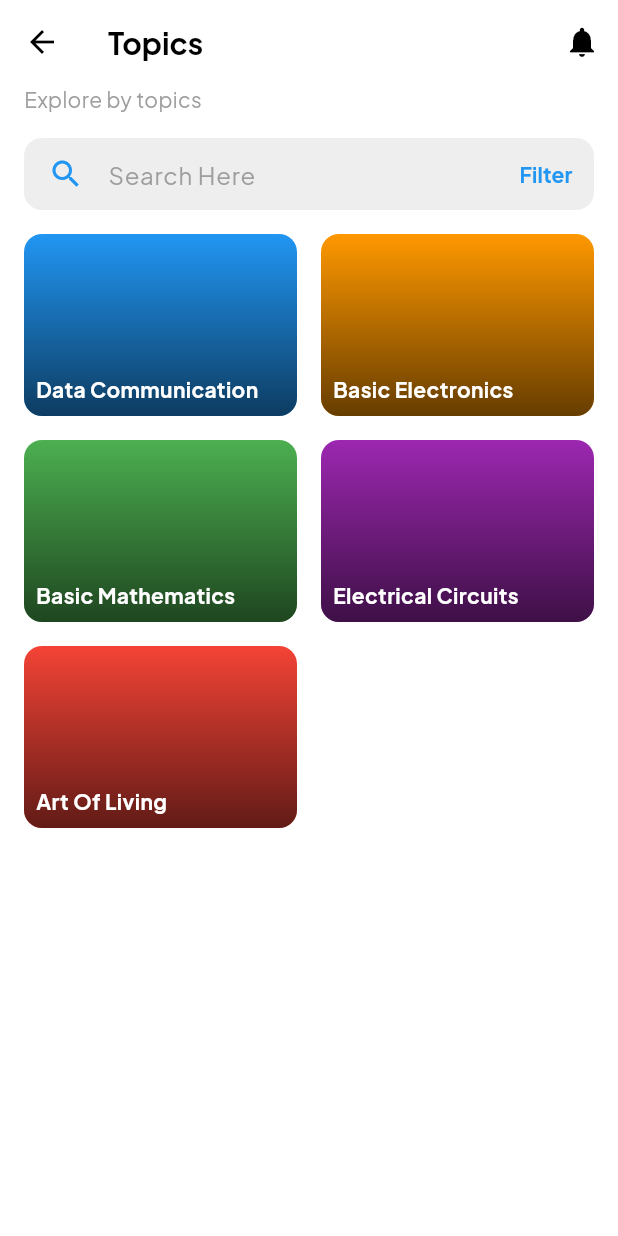
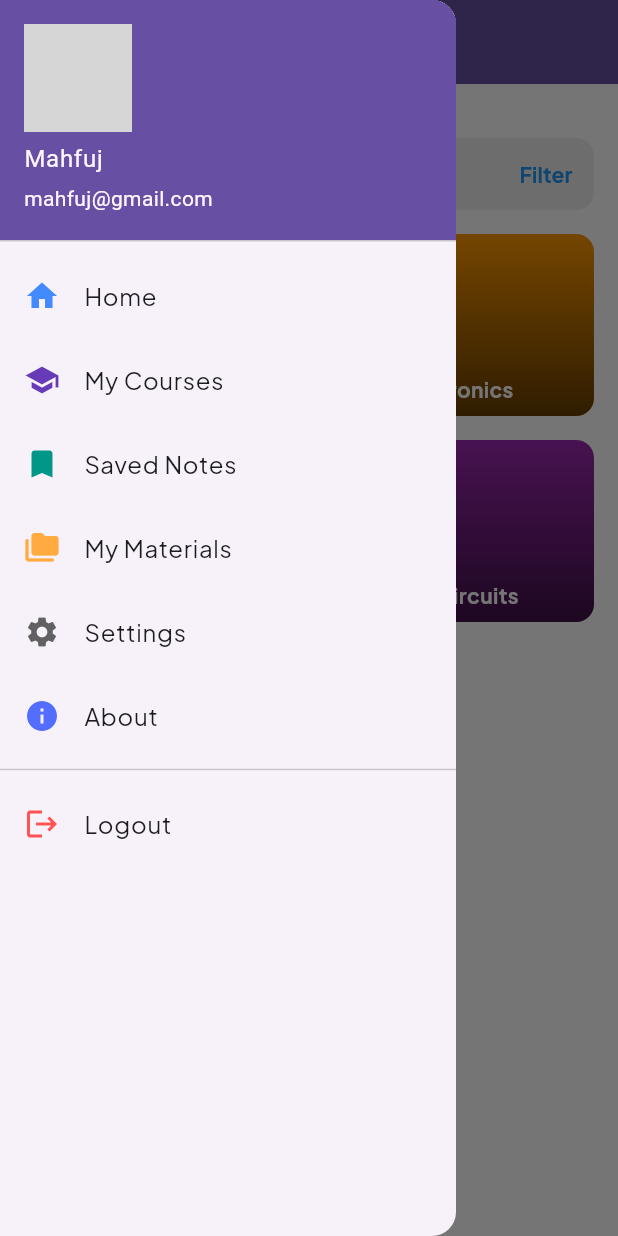
Before and after one commit to saif-pain/smart_learn, a Flutter app: the TopicsPage screen opened directly, with the side drawer open (before the commit the screen has no drawer), on a phone screen of 412 x 824 dp. Run offline on Flutter 3.47's test engine with Material 3 defaults, Android fonts, the light colour scheme and no system bars; our stand-ins replace firebase_auth, firebase_core, google_fonts, shared_preferences; accounts and stored records are empty; network calls fail; grey boxes are pictures that could not be loaded.

Commit message:
update appbar and nevigation bar

```diff
--- a/lib/screens/home_screen.dart
+++ b/lib/screens/home_screen.dart
@@ -15,7 +15,98 @@ class _HomeScreenState extends State<HomeScreen> {
   @override
   Widget build(BuildContext context) {
     return Scaffold(
+            appBar: AppBar(
+        title: Text(
+          "Welcome Home",
+          style: TextStyle(
+            color: Colors
+                .white, // 🔵 Change to your desired color
+            fontSize: 22,
+            fontWeight: FontWeight.bold,
+            letterSpacing: 1.2,
+          ),
+        ),
+        elevation: 4.0,
+        backgroundColor: Theme.of(context).primaryColor,
+        iconTheme: IconThemeData(color: Colors.white),
+      ),
+      drawer: Drawer(
+        child: Column(
+          children: [
+            UserAccountsDrawerHeader(
+              accountName: Text("Mahfuj"),
+              accountEmail: Text("mahfuj@gmail.com"),
+              currentAccountPicture: CircleAvatar(
+                backgroundImage: NetworkImage(
+                    'https://i.pravatar.cc/150?img=3'),
+              ),
+              decoration: BoxDecoration(
+                color: Theme.of(context).primaryColor,
+              ),
+            ),
+            ListTile(
+              leading: Icon(Icons.home,
+                  color: Colors.blueAccent),
+              title: Text('Home'),
+              onTap: () {
+                Navigator.pop(context);
+              },
+            ),
+            ListTile(
+              leading: Icon(Icons.school,
+                  color: Colors.deepPurple),
+              title: Text('My Courses'),
+              onTap: () {
+                print("Settings clicked");
+              },
+            ),
+            ListTile(
+              leading:
+                  Icon(Icons.bookmark, color: Colors.teal),
+              title: Text('Saved Notes'),
+              onTap: () {
+                print("Settings clicked");
+              },
+            ),
+            ListTile(
+              leading: Icon(Icons.folder_copy_rounded,
+                  color: Colors.orangeAccent),
+              title: Text('My Materials'),
+              onTap: () {
+                print("Settings clicked");
+              },
+            ),
+            ListTile(
+              leading: Icon(Icons.settings,
+                  color: Colors.grey.shade700),
+              title: Text('Settings'),
+              onTap: () {
+                print("Settings clicked");
+              },
+            ),
+            ListTile(
+              leading: Icon(Icons.info,
+                  color: Colors.indigoAccent),
+              title: Text('About'),
+              onTap: () {
+                print("About clicked");
+              },
+            ),
+            Divider(),
+            ListTile(
+              leading: Icon(Icons.logout,
+                  color: Colors.redAccent),
+              title: Text('Logout'),
+              onTap: () {
+                print("Logout clicked");
+              },
+            ),
+          ],
+        ),
+      ), // 👈 This closing bracket was missing!
+
       backgroundColor: Colors.white,
+
       body: SafeArea(
         child: SingleChildScrollView(
           padding: const EdgeInsets.all(16),
--- a/lib/screens/topics_page.dart
+++ b/lib/screens/topics_page.dart
@@ -6,33 +6,95 @@ class TopicsPage extends StatelessWidget {
   @override
   Widget build(BuildContext context) {
     return Scaffold(
-      backgroundColor: Colors.white,
       appBar: AppBar(
-        backgroundColor: Colors.white,
-        elevation: 0,
-        leading: IconButton(
-          icon: const Icon(Icons.arrow_back, color: Colors.black),
-          onPressed: () {
-            Navigator.pop(context);
-          },
-        ),
-        title: const Text(
-          'Topics',
+        title: Text(
+          "Topics",
           style: TextStyle(
-            fontSize: 20,
+            color: Colors.white,
+            fontSize: 22,
             fontWeight: FontWeight.bold,
-            color: Colors.black,
+            letterSpacing: 1.2,
           ),
         ),
-        actions: [
-          IconButton(
-            icon: const Icon(Icons.notifications, color: Colors.black),
-            onPressed: () {
-              // Handle notifications action
-            },
-          ),
-        ],
+        elevation: 4.0,
+        backgroundColor: Theme.of(context).primaryColor,
+        iconTheme: IconThemeData(color: Colors.white),
       ),
+      drawer: Drawer(
+        child: Column(
+          children: [
+            UserAccountsDrawerHeader(
+              accountName: Text("Mahfuj"),
+              accountEmail: Text("mahfuj@gmail.com"),
+              currentAccountPicture: CircleAvatar(
+                backgroundImage: NetworkImage(
+                    'https://i.pravatar.cc/150?img=3'),
+              ),
+              decoration: BoxDecoration(
+                color: Theme.of(context).primaryColor,
+              ),
+            ),
+            ListTile(
+              leading: Icon(Icons.home,
+                  color: Colors.blueAccent),
+              title: Text('Home'),
+              onTap: () {
+                Navigator.pop(context);
+              },
+            ),
+            ListTile(
+              leading: Icon(Icons.school,
+                  color: Colors.deepPurple),
+              title: Text('My Courses'),
+              onTap: () {
+                print("Settings clicked");
+              },
+            ),
+            ListTile(
+              leading:
+                  Icon(Icons.bookmark, color: Colors.teal),
+              title: Text('Saved Notes'),
+              onTap: () {
+                print("Settings clicked");
+              },
+            ),
+            ListTile(
+              leading: Icon(Icons.folder_copy_rounded,
+                  color: Colors.orangeAccent),
+              title: Text('My Materials'),
+              onTap: () {
+                print("Settings clicked");
+              },
+            ),
+            ListTile(
+              leading: Icon(Icons.settings,
+                  color: Colors.grey.shade700),
+              title: Text('Settings'),
+              onTap: () {
+                print("Settings clicked");
+              },
+            ),
+            ListTile(
+              leading: Icon(Icons.info,
+                  color: Colors.indigoAccent),
+              title: Text('About'),
+              onTap: () {
+                print("About clicked");
+              },
+            ),
+            Divider(),
+            ListTile(
+              leading: Icon(Icons.logout,
+                  color: Colors.redAccent),
+              title: Text('Logout'),
+              onTap: () {
+                print("Logout clicked");
+              },
+            ),
+          ],
+        ),
+      ),
+      backgroundColor: Colors.white,
       body: Padding(
         padding: const EdgeInsets.symmetric(horizontal: 16),
         child: Column(
@@ -96,15 +158,22 @@ class TopicsPage extends StatelessWidget {
   Widget _buildTopicsGrid() {
     final topics = [
       {'title': 'Data Communication', 'color': Colors.blue},
-      {'title': 'Basic Electronics', 'color': Colors.orange},
+      {
+        'title': 'Basic Electronics',
+        'color': Colors.orange
+      },
       {'title': 'Basic Mathematics', 'color': Colors.green},
-      {'title': 'Electrical Circuits', 'color': Colors.purple},
+      {
+        'title': 'Electrical Circuits',
+        'color': Colors.purple
+      },
       {'title': 'Art Of Living', 'color': Colors.red},
     ];
 
     return Expanded(
       child: GridView.builder(
-        gridDelegate: const SliverGridDelegateWithFixedCrossAxisCount(
+        gridDelegate:
+            const SliverGridDelegateWithFixedCrossAxisCount(
           crossAxisCount: 2,
           mainAxisSpacing: 16,
           crossAxisSpacing: 16,
```
Also changed, not shown: lib/screens/main_screen.dart (+18 -9 lines).
